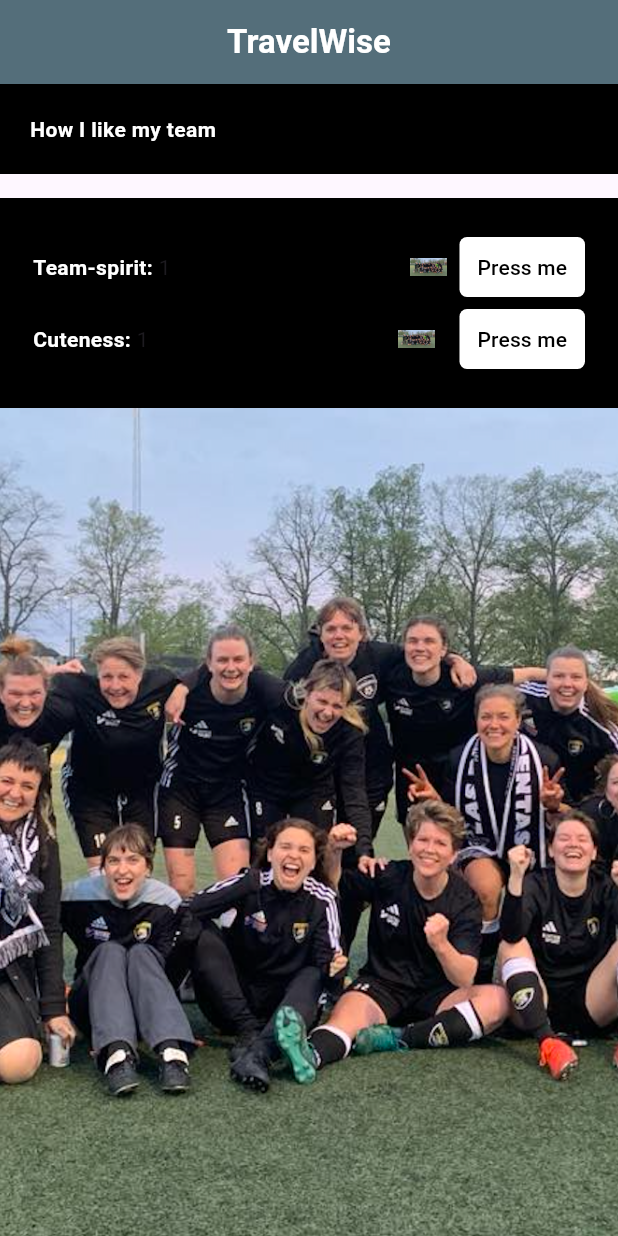
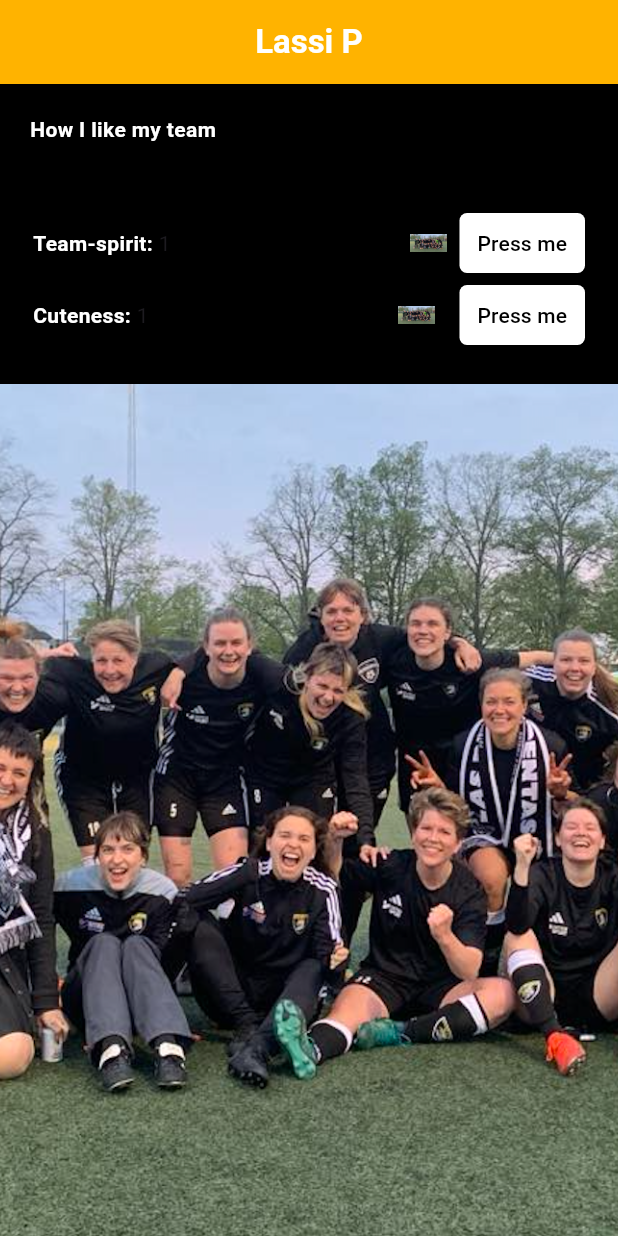
Before and after one commit to landicami/flutter-app-test, a Flutter app: the screen it shows after launch, on a phone screen of 412 x 824 dp. Run offline on Flutter 3.47's test engine with Material 3 defaults, Android fonts, the phone set to English and light mode, and no system bars.

Commit message:
Last styling

```diff
--- a/lib/friends_prefs.dart
+++ b/lib/friends_prefs.dart
@@ -46,7 +46,11 @@ class _FriendsPrefsState extends State<FriendsPrefs> {
           const StyledBodyText('Cuteness: '),
           Text('$sugars'),
           const Expanded(child: SizedBox()),
-          if (sugars == 0) const Text('No cuties'),
+          if (sugars == 0)
+            const Text(
+              'No cuties',
+              style: TextStyle(color: Colors.white),
+            ),
           for (int i = 0; i < sugars; i++)
             Padding(
               padding: const EdgeInsets.only(right: 8),
--- a/lib/home.dart
+++ b/lib/home.dart
@@ -10,13 +10,13 @@ class Home extends StatelessWidget {
     return Scaffold(
         appBar: AppBar(
           title: const Text(
-            'TravelWise',
+            'Lassi P',
             style: TextStyle(
               color: Colors.white,
               fontWeight: FontWeight.bold,
             ),
           ),
-          backgroundColor: Colors.blueGrey[600],
+          backgroundColor: Colors.amber[600],
           centerTitle: true,
         ),
         body: Column(
@@ -26,8 +26,8 @@ class Home extends StatelessWidget {
                 color: Colors.black,
                 padding: const EdgeInsets.all(20),
                 child: const StyledBodyText('How I like my team')),
-            const SizedBox(
-                height: 16), // 16 är en vanlig spacing i Material Design
+            // const SizedBox(
+            //     height: 16), // 16 är en vanlig spacing i Material Design
 
             Container(
                 decoration: BoxDecoration(
```
